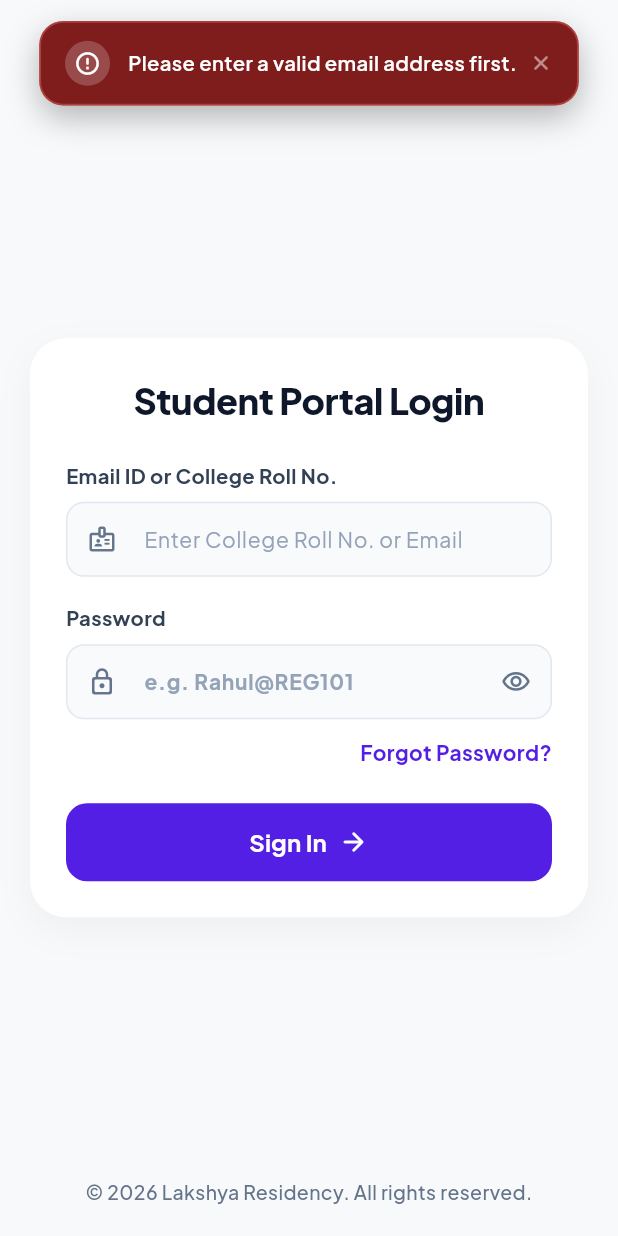
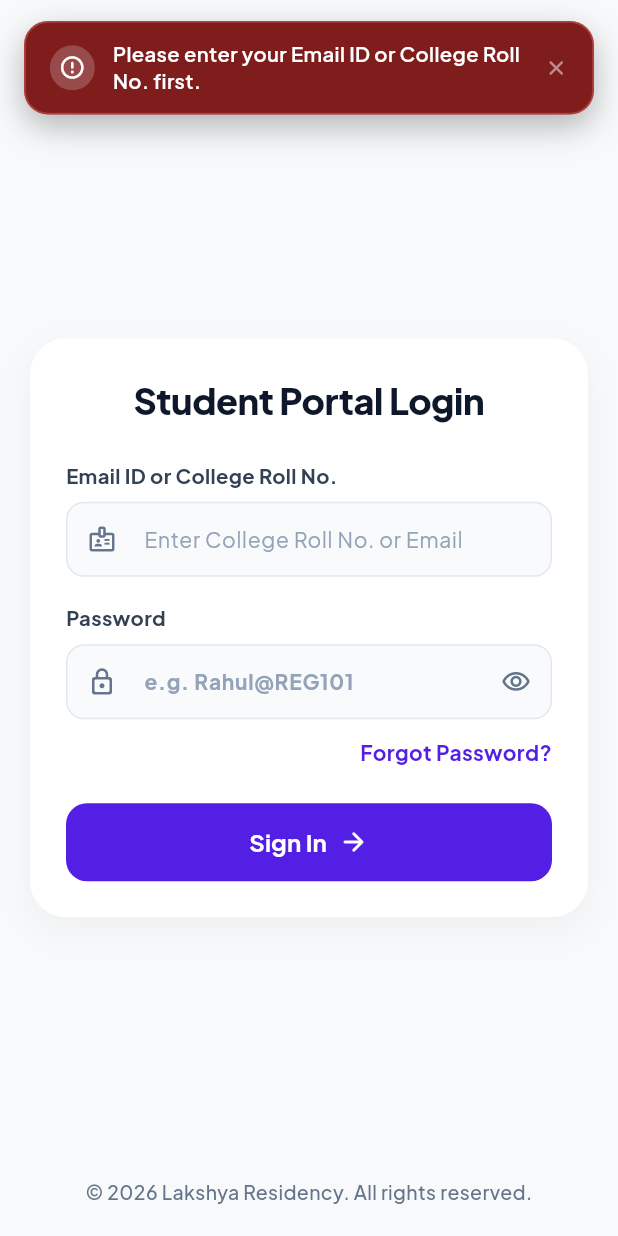
Before and after one commit to oreothebuilder/Lakshya-Flats, a Flutter app: the LoginScreen screen opened directly, after a tap on "Forgot Password?", on a phone screen of 412 x 824 dp. Run offline on Flutter 3.47's test engine with Material 3 defaults, Android fonts, the light colour scheme and no system bars; our stand-ins replace cloud_firestore, file_picker, firebase_auth, firebase_core, firebase_messaging, flutter_local_notifications and 6 more; missing offline and left inert: dart:html, mailer, syncfusion_flutter_pdf, syncfusion_flutter_pdfviewer, syncfusion_flutter_signaturepad; accounts and stored records are empty.

Commit message:
fix(auth): support roll number in password reset and improve credentials error messaging

```diff
--- a/lib/screens/login_screen.dart
+++ b/lib/screens/login_screen.dart
@@ -161,13 +161,20 @@ class _LoginScreenState extends State<LoginScreen> {
   }
 
   Future<void> _handleForgotPassword() async {
-    final email = _emailController.text.trim();
-    if (email.isEmpty || !email.contains('@')) {
-      _showNotification("Please enter a valid email address first.", isSuccess: false);
+    final input = _emailController.text.trim();
+    if (input.isEmpty) {
+      _showNotification(
+        _selectedRole == LoginRole.user
+            ? "Please enter your Email ID or College Roll No. first."
+            : "Please enter your management email address first.",
+        isSuccess: false,
+      );
       return;
     }
 
+    setState(() => _isLoading = true);
     try {
+      final email = await FirebaseAuthService().resolveEmailFromIdentifier(input);
       await FirebaseAuthService().sendPasswordResetEmail(email);
       if (mounted) {
         _showNotification("Password reset email sent to $email. Check your inbox!");
@@ -175,6 +182,10 @@ class _LoginScreenState extends State<LoginScreen> {
     } catch (e) {
       if (mounted) {
         _showNotification(FirebaseAuthService.getReadableErrorMessage(e), isSuccess: false);
+      }
+    } finally {
+      if (mounted) {
+        setState(() => _isLoading = false);
       }
     }
   }
```
Also changed, not shown: analysis_options.yaml (+9 -0 lines), lib/services/firebase_auth_service.dart (+10 -3 lines), pubspec.lock, 13 other files.
